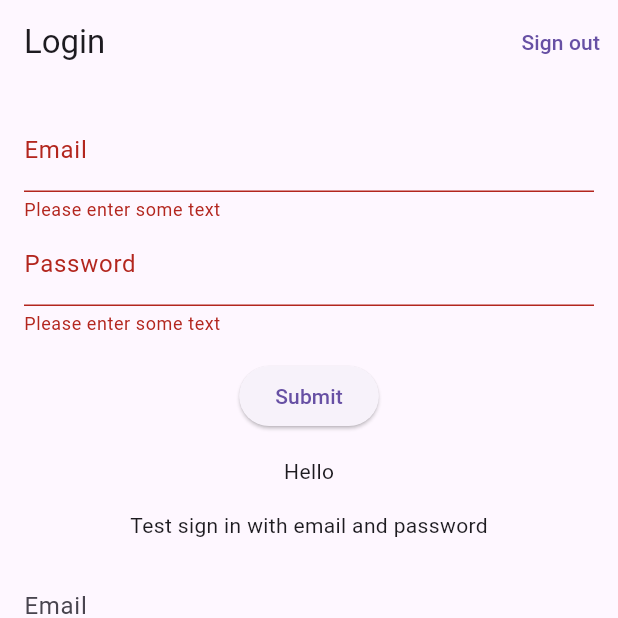
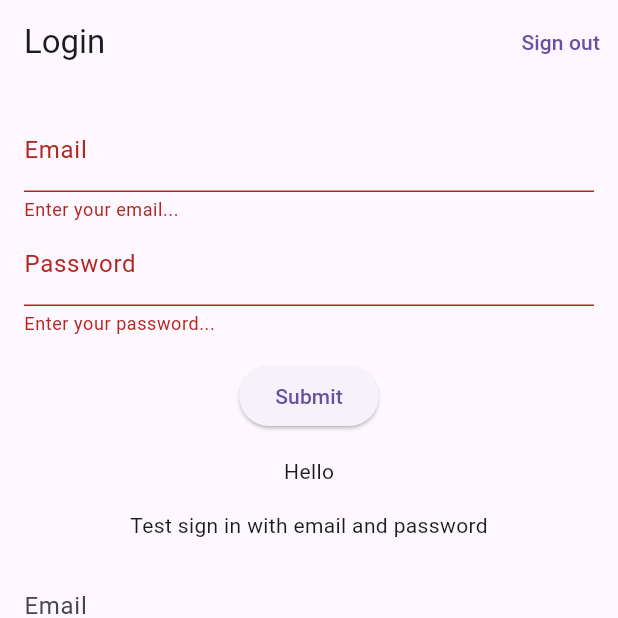
Before and after one commit to BenSwift1/GymApplication, a Flutter app: the screen it shows after launch, after a tap on "Submit", on a phone screen of 412 x 824 dp, the top half of it. Run offline on Flutter 3.47's test engine with Material 3 defaults, Android fonts, the phone set to English and light mode, and no system bars; our stand-ins replace cloud_firestore, firebase_auth, firebase_core, firebase_dynamic_links; accounts and stored records are empty.

```diff
--- a/gym_app/lib/login.dart
+++ b/gym_app/lib/login.dart
@@ -33,12 +33,10 @@ class MyApp extends StatelessWidget {
         future: _initialization,
         builder: (context, snapshot) {
           if (snapshot.connectionState == ConnectionState.done) {
-            // Firebase initialized successfully
             return Login();
           }
 
           if (snapshot.hasError) {
-            // Error initializing Firebase
             return Scaffold(
               body: Center(
                 child: Text('Error initializing Firebase: ${snapshot.error}'),
@@ -106,20 +104,20 @@ class _MyLoginPageState extends State<MyLoginPage> {
         return ListView(
           scrollDirection: Axis.vertical,
           padding: const EdgeInsets.all(16),
-          children: <Widget>[_RegisterEmailSection(), _EmailPasswordForm()],
+          children: <Widget>[registerEmail(), _EmailPasswordForm()],
         );
       }),
     );
   }
 }
 
-class _RegisterEmailSection extends StatefulWidget {
+class registerEmail extends StatefulWidget {
   final String title = 'Registration';
   @override
-  State<StatefulWidget> createState() => _RegisterEmailSectionState();
+  State<StatefulWidget> createState() => registerEmailState();
 }
 
-class _RegisterEmailSectionState extends State<_RegisterEmailSection> {
+class registerEmailState extends State<registerEmail> {
   final GlobalKey<FormState> _formKey = GlobalKey<FormState>();
   final TextEditingController _emailController = TextEditingController();
   final TextEditingController _passwordController = TextEditingController();
@@ -130,9 +128,9 @@ class _RegisterEmailSectionState extends State<_RegisterEmailSection> {
   @override
   Widget build(BuildContext) {
     if (Firebase.apps.isNotEmpty) {
-      print("Firebase is initialized.");
+      print("Firebase successfully initialised.");
     } else {
-      print("Firebase is not initialized.");
+      print("Firebase failed to intialise. Restart app.");
     }
     return Form(
         key: _formKey,
@@ -144,7 +142,7 @@ class _RegisterEmailSectionState extends State<_RegisterEmailSection> {
               decoration: const InputDecoration(labelText: 'Email'),
               validator: (String? value) {
                 if (value!.isEmpty) {
-                  return 'Please enter some text';
+                  return 'Enter your email...';
                 }
                 return null;
               },
@@ -154,7 +152,7 @@ class _RegisterEmailSectionState extends State<_RegisterEmailSection> {
               decoration: const InputDecoration(labelText: 'Password'),
               validator: (String? value) {
                 if (value!.isEmpty) {
-                  return 'Please enter some text';
+                  return 'Enter your password...';
                 }
                 return null;
               },
@@ -181,11 +179,11 @@ class _RegisterEmailSectionState extends State<_RegisterEmailSection> {
 
   void _register() async {
     try {
-      final userCredential = await _auth.createUserWithEmailAndPassword(
+      final userCreds = await _auth.createUserWithEmailAndPassword(
         email: _emailController.text,
         password: _passwordController.text,
       );
-      final user = userCredential.user;
+      final user = userCreds.user;
       if (user != null) {
         setState(() {
           _userEmail = user.email!;
```
Also changed, not shown: gym_app/lib/underway_workout.dart (+116 -26 lines).
